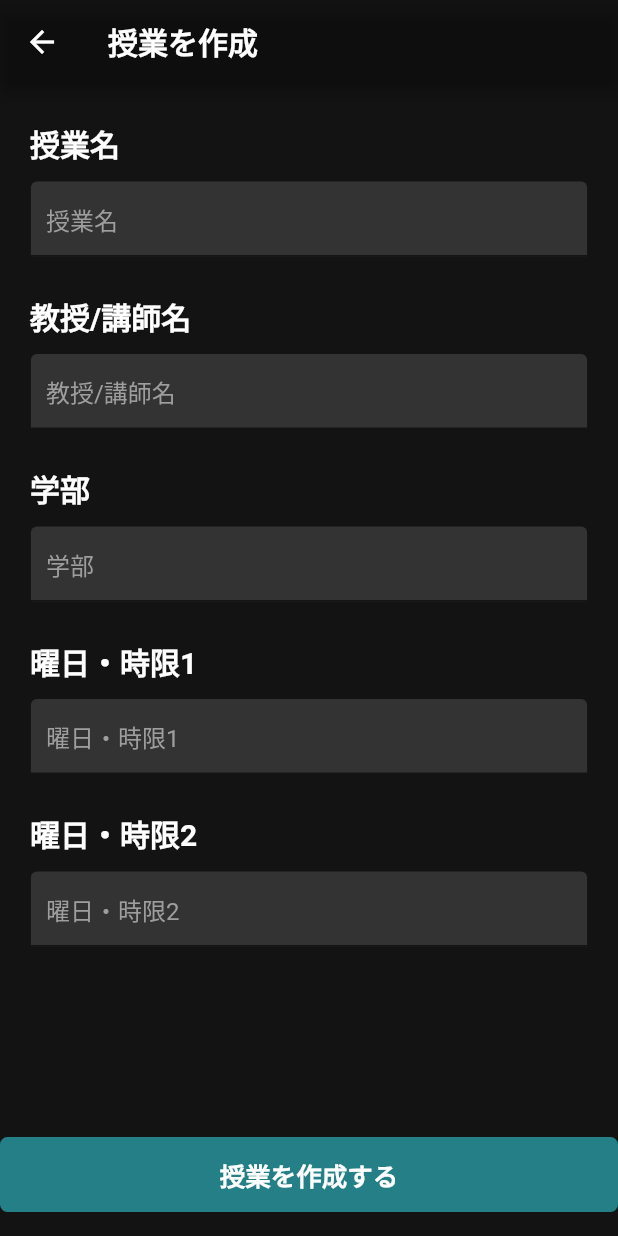
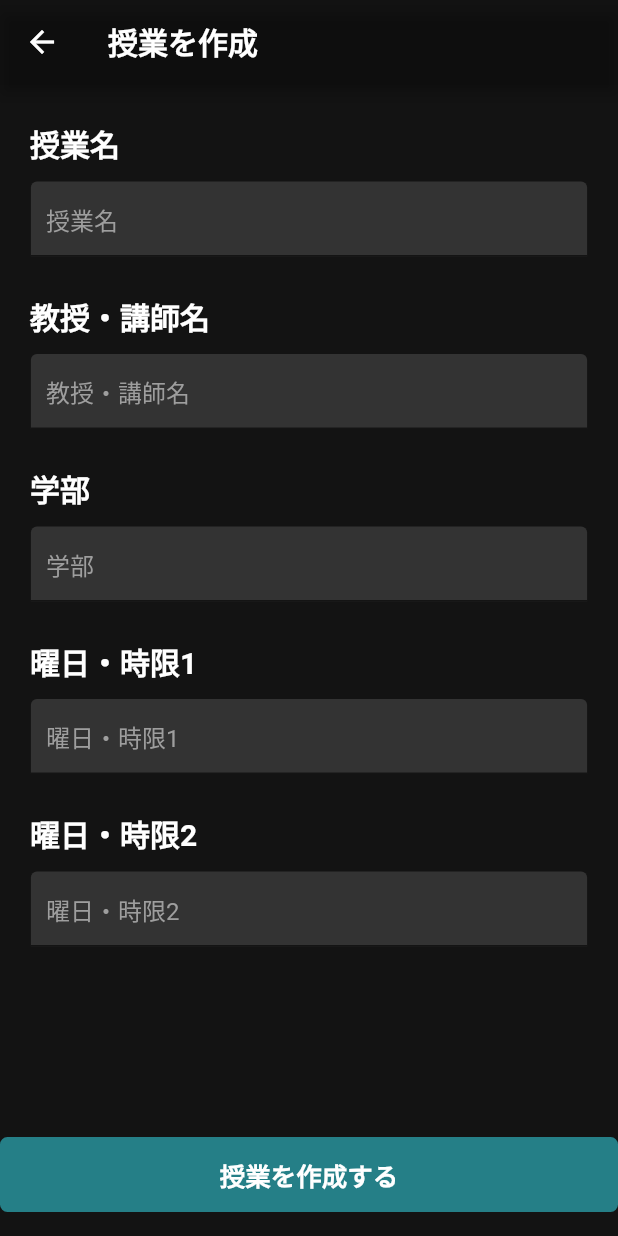
Before and after one commit to SeyaKen/JugyouRogu, a Flutter app: the HomePage screen opened directly, after a tap on the "add" icon, on a phone screen of 412 x 824 dp. Run offline on Flutter 3.47's test engine with Material 2 defaults, Android fonts, the phone set to English and light mode, and no system bars; our stand-ins replace cloud_firestore, firebase_auth, firebase_core, firebase_storage, font_awesome_flutter, google_mobile_ads and 3 more; accounts and stored records are empty; network calls fail.

Commit message:
first commit commit

```diff
--- a/lib/ AddClass/add_class.dart
+++ b/lib/ AddClass/add_class.dart
@@ -12,7 +12,6 @@ class AddClass extends StatefulWidget {
 
 class _AddClassState extends State<AddClass> {
   final _formKey = GlobalKey<FormState>();
-  String? ClassName0;
   double _kItemExtent = 32.0;
 
   void _showDialog(Widget child) {
@@ -202,7 +201,7 @@ class _AddClassState extends State<AddClass> {
                 FirebaseFirestore.instance.collection('classes').doc().set({
                   '授業名': ClassName0 ?? '',
                   '学部': ClassName1 ?? '',
-                  '教授/講師名': ClassName2 ?? '',
+                  '教授・講師名': ClassName2 ?? '',
                   '曜日・時限1': ClassName3 ?? '',
                   '曜日・時限2': ClassName4 ?? '',
                 });
@@ -231,7 +230,7 @@ var txt1 = TextEditingController();
 
 List title_list = [
   '授業名',
-  '教授/講師名',
+  '教授・講師名',
   '学部',
   '曜日・時限1',
   '曜日・時限2',
--- a/lib/ Reviews/add_reviews.dart
+++ b/lib/ Reviews/add_reviews.dart
@@ -1,6 +1,5 @@
 import 'package:flutter/cupertino.dart';
 import 'package:flutter/material.dart';
-import 'package:flutter_rating_bar/flutter_rating_bar.dart';
 import 'package:jugyourogu/main_page.dart';
 
 class AddReviews extends StatefulWidget {
--- a/lib/Home/home_page.dart
+++ b/lib/Home/home_page.dart
@@ -1,9 +1,9 @@
 import 'package:cloud_firestore/cloud_firestore.dart';
 import 'package:firebase_auth/firebase_auth.dart';
 import 'package:flutter/material.dart';
-import 'package:flutter_rating_bar/flutter_rating_bar.dart';
 import 'package:google_mobile_ads/google_mobile_ads.dart';
 import 'package:jugyourogu/%20AddClass/add_class.dart';
+import 'package:jugyourogu/Home/home_detail.dart';
 import 'package:jugyourogu/Service/database.dart';
 import 'package:jugyourogu/ad_state.dart';
 import 'package:provider/provider.dart';
@@ -141,89 +141,155 @@ class _HomePageState extends State<HomePage> {
                       ad: banner!,
                     )
                   : const SizedBox()),
-          Container(
+          StreamBuilder<QuerySnapshot>(
+              stream: jugyouListsStream,
+              builder: (context, snapshot) {
+                return snapshot.hasData
+                    ? ListView.builder(
+                        shrinkWrap: true,
+                        controller: _scrollController,
+                        itemCount: snapshot.data!.docs.length,
+                        itemBuilder: (BuildContext context, int index) {
+                          return InkWell(
+                            onTap: () {
+                                    Navigator.push(
+                                      context,
+                                      PageRouteBuilder(
+                                        pageBuilder: (_, __, ___) => HomeDetail(
+                                          articleId:
+                                              snapshot.data!.docs[index].id,
+                                        ),
+                                        transitionDuration:
+                                            const Duration(seconds: 0),
+                                      ),
+                                    );
+                                  },
+                            child: Container(
+                              padding: const EdgeInsets.symmetric(
+                                  horizontal: 13, vertical: 15),
+                              decoration: const BoxDecoration(
+                                  border: Border(
+                                top: BorderSide(width: 0.5, color: Colors.white),
+                              )),
                               child: Column(children: [
                                 Row(
-                children: const [
-                  Text(
-                    'ビジネス英語I',
-                  ),
+                                  children: [
+                                    Text(snapshot.data!.docs[index]['授業名'],
+                                        style: const TextStyle(
+                                          fontSize: 25,
+                                          fontWeight: FontWeight.bold,
+                                        )),
                                   ],
                                 ),
+                                const SizedBox(height: 5),
                                 Row(
-                children: const [
-                  Text(
-                    'ビジネス英語I',
-                  ),
-                  Text(
-                    '山本慎吾' + '教授',
-                  ),
+                                  children: [
+                                    snapshot.data!.docs[index]['学部'] != ''
+                                    ?
+                                    Text(snapshot.data!.docs[index]['学部'],
+                                        style: const TextStyle(
+                                          fontSize: 15,
+                                          fontWeight: FontWeight.bold,
+                                        ))
+                                    : Container(),
+                                    snapshot.data!.docs[index]['学部'] != ''
+                                    ? const SizedBox(
+                                      width: 10,
+                                    )
+                                    : Container(),
+                                    Text(snapshot.data!.docs[index]['教授・講師名'],
+                                        style: const TextStyle(
+                                          fontSize: 15,
+                                          fontWeight: FontWeight.bold,
+                                        )),
                                   ],
                                 ),
+                                const SizedBox(height: 5),
                                 Row(
                                   children: [
                                     Row(
                                       children: [
-                      Text(
+                                        const Text(
                                           '内容充実度:',
                                         ),
-                      RatingBar(
-                          initialRating: 0,
-                          direction: Axis.horizontal,
-                          allowHalfRating: true,
-                          itemCount: 5,
-                          itemSize: 20,
-                          ratingWidget: RatingWidget(
-                              full:
-                                  const Icon(Icons.star, color: Color(0XFF37EBFA)),
-                              half: const Icon(
-                                Icons.star_half,
-                                color: Color(0XFF37EBFA),
-                              ),
-                              empty: const Icon(
+                                        Row(
+                                          children: const [
+                                            Icon(
                                               Icons.star_outline,
                                               color: Color(0XFF37EBFA),
-                              )),
-                          onRatingUpdate: (value) {
-                            setState(() {
-                              _ratingValue = value;
-                            });
-                          }),
+                                              size: 20,
+                                            ),
+                                            Icon(
+                                              Icons.star_outline,
+                                              color: Color(0XFF37EBFA),
+                                              size: 20,
+                                            ),
+                                            Icon(
+                                              Icons.star_outline,
+                                              color: Color(0XFF37EBFA),
+                                              size: 20,
+                                            ),
+                                            Icon(
+                                              Icons.star_outline,
+                                              color: Color(0XFF37EBFA),
+                                              size: 20,
+                                            ),
+                                            Icon(
+                                              Icons.star_outline,
+                                              color: Color(0XFF37EBFA),
+                                              size: 20,
+                                            ),
                                           ],
+                                        )
+                                      ],
+                                    ),
+                                    const SizedBox(
+                                      width: 10,
                                     ),
                                     Row(
                                       children: [
                                         const Text(
                                           '楽単度:',
                                         ),
-                      RatingBar(
-                          initialRating: 0,
-                          direction: Axis.horizontal,
-                          allowHalfRating: true,
-                          itemCount: 5,
-                          itemSize: 20,
-                          ratingWidget: RatingWidget(
-                              full:
-                                  const Icon(Icons.star, color: Color(0XFF37EBFA)),
-                              half: const Icon(
-                                Icons.star_half,
-                                color: Color(0XFF37EBFA),
-                              ),
-                              empty: const Icon(
+                                        Row(
+                                          children: const [
+                                            Icon(
                                               Icons.star_outline,
                                               color: Color(0XFF37EBFA),
-                              )),
-                          onRatingUpdate: (value) {
-                            setState(() {
-                              _ratingValue = value;
-                            });
-                          }),
+                                              size: 20,
+                                            ),
+                                            Icon(
+                                              Icons.star_outline,
+                                              color: Color(0XFF37EBFA),
+                                              size: 20,
+                                            ),
+                                            Icon(
+                                              Icons.star_outline,
+                                              color: Color(0XFF37EBFA),
+                                              size: 20,
+                                            ),
+                                            Icon(
+                                              Icons.star_outline,
+                                              color: Color(0XFF37EBFA),
+                                              size: 20,
+                                            ),
+                                            Icon(
+                                              Icons.star_outline,
+                                              color: Color(0XFF37EBFA),
+                                              size: 20,
+                                            ),
+                                          ],
+                                        )
                                       ],
                                     ),
                                   ],
                                 ),
                               ]),
                             ),
+                          );
+                        })
+                    : const Center(child: CircularProgressIndicator());
+              }),
         ],
       ),
       floatingActionButton: ClipRRect(
--- a/lib/Service/database.dart
+++ b/lib/Service/database.dart
@@ -18,9 +18,8 @@ class DatabaseService extends ChangeNotifier {
   // 質問一覧をうつす関数
   Stream<QuerySnapshot<Map<String, dynamic>>> dataCollect() {
     return FirebaseFirestore.instance
-        .collection('jugyou')
-        .orderBy('date', descending: true)
-        .limit(10)
+        .collection('classes')
+        .limit(50)
         .snapshots();
   }
 
--- a/pubspec.yaml
+++ b/pubspec.yaml
@@ -46,7 +46,6 @@ dependencies:
   font_awesome_flutter:
   flutter_launcher_icons:
   google_mobile_ads:
-  flutter_rating_bar: ^4.0.1
 
 dev_dependencies:
   flutter_test:
```
Also changed, not shown: lib/Home/home_detail.dart (added, +171 -0 lines), pubspec.lock. Lines whose indentation alone changed are shown as unchanged.
